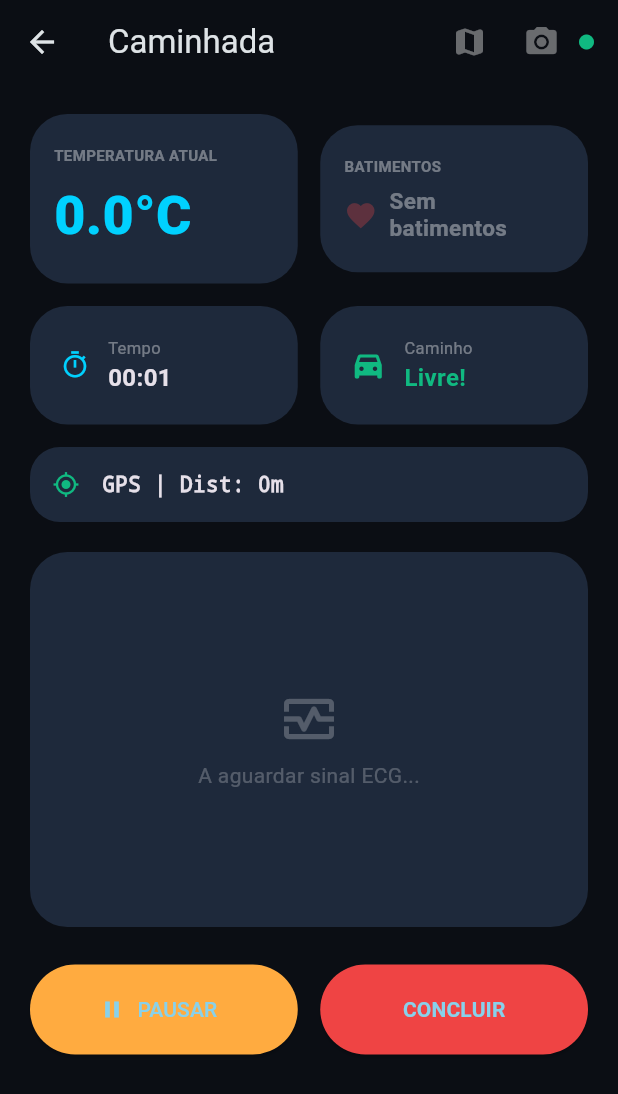
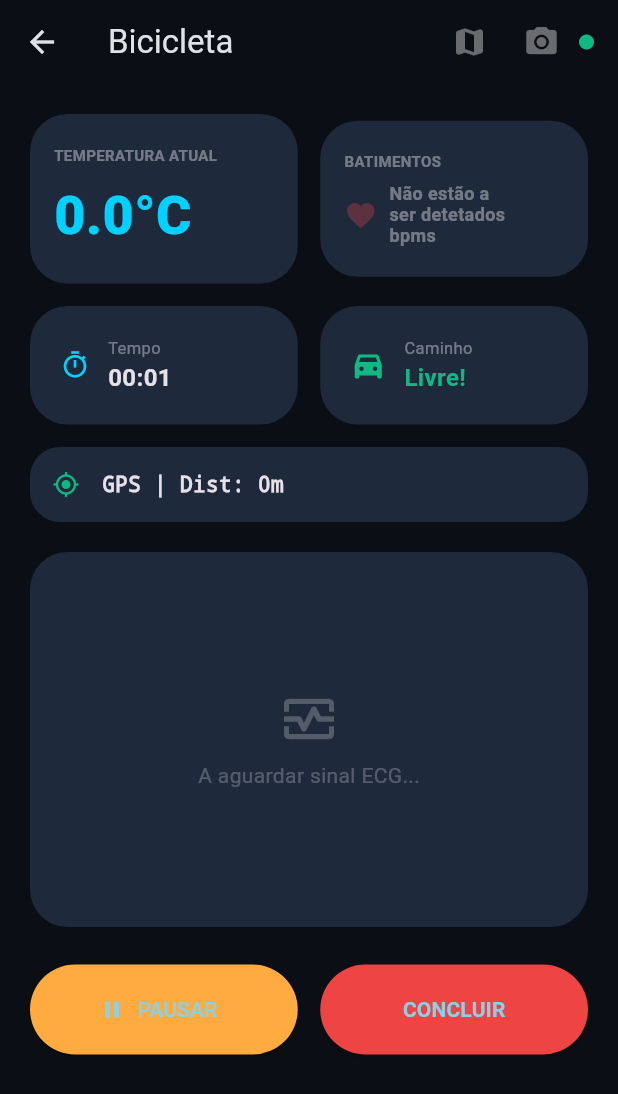
Before and after one commit to nandoo10/PECI-g7-Mobile-Heart-Box, a Flutter app: the ActivityScreen screen opened directly, after a tap on "INICIAR", on a phone screen of 412 x 824 dp. Shown: the top 1094 px of the screen. Run offline on Flutter 3.47's test engine with Material 3 defaults, Android fonts, the phone set to English and light mode, and no system bars; our stand-ins replace fl_chart, flutter_blue_plus, flutter_map, latlong2, shared_preferences; missing offline and left inert: mobile_scanner, mqtt_client; accounts and stored records are empty.

Commit message:
Update main.dart

```diff
--- a/projeto_material_Tiago/thermal_app/lib/main.dart
+++ b/projeto_material_Tiago/thermal_app/lib/main.dart
@@ -28,7 +28,7 @@ Future<void> main() async {
 class SessionManager {
   static late SharedPreferences prefs;
   static bool hasActiveSession = false;
-  static String activityType = "Caminhada";
+  static String activityType = "Bicicleta";
   static DateTime? startTime;
   static List<double> temps = [];
   static List<int> bpms = [];
@@ -42,7 +42,7 @@ class SessionManager {
     prefs = await SharedPreferences.getInstance();
     serverIp = prefs.getString('serverIp') ?? "";
     hasActiveSession = prefs.getBool('hasActiveSession') ?? false;
-    activityType = prefs.getString('activityType') ?? "Caminhada";
+    activityType = prefs.getString('activityType') ?? "Bicicleta";
     String? st = prefs.getString('startTime');
     if (st != null) startTime = DateTime.parse(st);
 
@@ -426,7 +426,7 @@ class ActivityScreen extends StatefulWidget {
 }
 
 class _ActivityScreenState extends State<ActivityScreen> {
-  String atividade = 'Caminhada';
+  String atividade = 'Bicicleta';
 
   @override
   Widget build(BuildContext context) {
@@ -436,8 +436,6 @@ class _ActivityScreenState extends State<ActivityScreen> {
         padding: const EdgeInsets.all(30),
         child: Column(
           children: [
-            _profileTile('Caminhada', Icons.directions_walk_rounded),
-            const SizedBox(height: 15),
             _profileTile('Bicicleta', Icons.directions_bike_rounded),
             const Spacer(),
             SizedBox(width: double.infinity, height: 65, child: ElevatedButton(onPressed: () => Navigator.push(context, MaterialPageRoute(builder: (_) => MonitorScreen(atividade: atividade))), child: const Text("INICIAR", style: TextStyle(fontWeight: FontWeight.bold)))),
@@ -503,6 +501,7 @@ class _MonitorScreenState extends State<MonitorScreen> {
   int currentBpm = 0;
   bool heartBlinkState = false;
   Timer? heartBlinkTimer;
+  Timer? bpmTimeoutTimer;
   static const int ecgMaxPoints = 100;
 
   // --- NOVAS VARIÁVEIS PARA NOTIFICAÇÕES ---
@@ -552,6 +551,7 @@ class _MonitorScreenState extends State<MonitorScreen> {
     timer.cancel();
     blinkTimer?.cancel();
     heartBlinkTimer?.cancel();
+    bpmTimeoutTimer?.cancel();
     _networkCheckTimer?.cancel();
     // ADICIONADO: Cancela o timer da rede
     client?.disconnect();
@@ -702,6 +702,15 @@ class _MonitorScreenState extends State<MonitorScreen> {
               allBpms.add(newBpm);
               _triggerHeartBlink();
             }
+
+            bpmTimeoutTimer?.cancel();
+            bpmTimeoutTimer = Timer(const Duration(seconds: 3), () {
+              if (mounted) {
+                setState(() {
+                  currentBpm = 0;
+                });
+              }
+            });
           }
         });
       });
@@ -1000,9 +1009,9 @@ class _MonitorScreenState extends State<MonitorScreen> {
                     const SizedBox(width: 8),
                     currentBpm == 0
                         ? const Text(
-                            "Sem\nbatimentos",
+                            "Não estão a\nser detetados\nbpms",
                             style: TextStyle(
-                              fontSize: 15,
+                              fontSize: 12,
                               fontWeight: FontWeight.bold,
                               color: Colors.white38,
                               height: 1.2,
@@ -1193,11 +1202,6 @@ class ActivityLogScreen extends StatefulWidget {
 class _ActivityLogScreenState extends State<ActivityLogScreen> {
   Set<String> selectedIds = {};
   bool isSelectionMode = false;
-  Future<void> apagarUnica(String id) async {
-    bool? confirmar = await showDialog<bool>(context: context, builder: (ctx) => AlertDialog(backgroundColor: AppColors.surface, title: const Text("Apagar Atividade?"), actions: [TextButton(onPressed: () => Navigator.pop(ctx, false), child: const Text("CANCELAR")), ElevatedButton(onPressed: () => Navigator.pop(ctx, true), child: const Text("APAGAR", style: TextStyle(color: AppColors.danger)))]));
-    if (confirmar == true) { try { await http.delete(Uri.parse('http://${SessionManager.serverIp}:1880/apagar'), headers: {"Content-Type": "application/json"}, body: json.encode({"time": id})); widget.onRefresh();
-    } catch (e) {} }
-  }
   Future<void> apagarMultiplas() async {
     bool? confirmar = await showDialog<bool>(context: context, builder: (ctx) => AlertDialog(backgroundColor: AppColors.surface, title: Text("Apagar ${selectedIds.length} atividades?"), actions: [TextButton(onPressed: () => Navigator.pop(ctx, false), child: const Text("CANCELAR")), ElevatedButton(onPressed: () => Navigator.pop(ctx, true), child: const Text("APAGAR TUDO"))]));
     if (confirmar == true) { for (var id in selectedIds) { try { await http.delete(Uri.parse('http://${SessionManager.serverIp}:1880/apagar'), headers: {"Content-Type": "application/json"}, body: json.encode({"time": id}));
@@ -1220,7 +1224,6 @@ class _ActivityLogScreenState extends State<ActivityLogScreen> {
               leading: isSelectionMode ? Checkbox(value: isSelected, onChanged: (_) => setState(() => isSelected ? selectedIds.remove(act.id) : selectedIds.add(act.id!))) : const Icon(Icons.history),
               title: Text(act.type, style: const TextStyle(fontWeight: FontWeight.bold)),
               subtitle: Text("Dist: ${act.distance.toStringAsFixed(0)}m | Média: ${act.avg.toStringAsFixed(1)}°C"),
-              trailing: !isSelectionMode ? IconButton(icon: const Icon(Icons.delete_outline, color: AppColors.danger), onPressed: () => apagarUnica(act.id!)) : null,
               onLongPress: () => setState(() { isSelectionMode = true; selectedIds.add(act.id!); }),
               onTap: () => isSelectionMode ? setState(() => isSelected ? selectedIds.remove(act.id) : selectedIds.add(act.id!)) : Navigator.push(context, MaterialPageRoute(builder: (_) => ActivityDetailScreen(activity: act))),
             ),
@@ -1370,6 +1373,13 @@ class ActivityDetailScreen extends StatelessWidget {
                       children: [
                         const SizedBox(height: 20),
                         _bpmStatCard(
+                          label: "BPM MÁXIMO",
+                          value: "$bpmMax bpm",
+                          icon: Icons.arrow_upward_rounded,
+                          color: AppColors.danger,
+                        ),
+                        const SizedBox(height: 20),
+                        _bpmStatCard(
                           label: "BPM MÍNIMO",
                           value: "$bpmMin bpm",
                           icon: Icons.arrow_downward_rounded,
@@ -1377,17 +1387,10 @@ class ActivityDetailScreen extends StatelessWidget {
                         ),
                         const SizedBox(height: 20),
                         _bpmStatCard(
-                          label: "BPM MÉDIO",
+                          label: "MÉDIA DOS BPMS",
                           value: "${bpmAvg.toStringAsFixed(1)} bpm",
                           icon: Icons.show_chart_rounded,
                           color: AppColors.secondary,
-                        ),
-                        const SizedBox(height: 20),
-                        _bpmStatCard(
-                          label: "BPM MÁXIMO",
-                          value: "$bpmMax bpm",
-                          icon: Icons.arrow_upward_rounded,
-                          color: AppColors.danger,
                         ),
                       ],
                     ),
```
